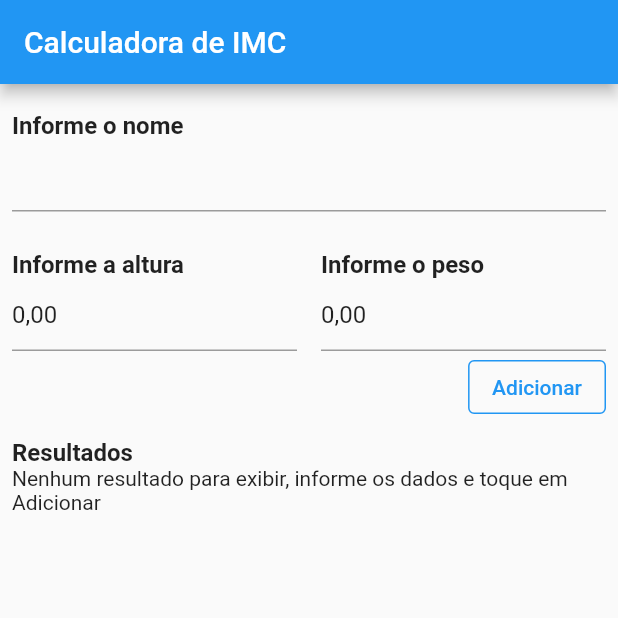
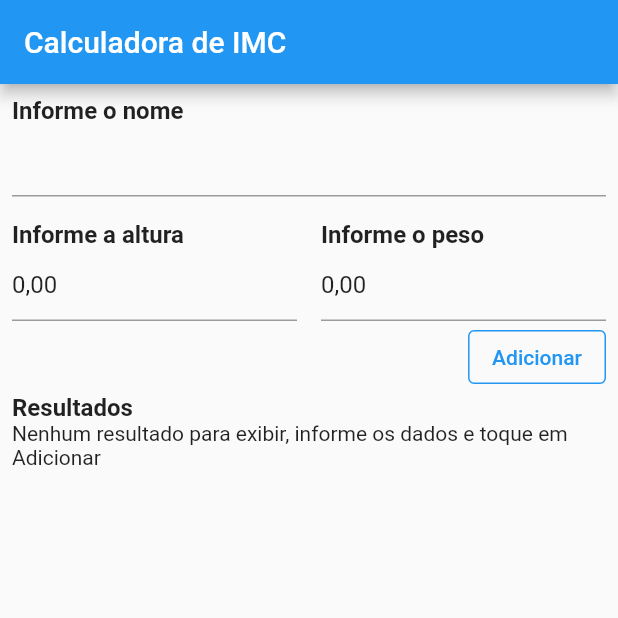
Before and after one commit to MauroAlbrecht/app-calculadora-imc-view-dio, a Flutter app: the screen it shows after launch, on a phone screen of 412 x 824 dp, the top half of it. Run offline on Flutter 3.47's test engine with Material 2 defaults, Android fonts, the phone set to English and light mode, and no system bars; our stand-ins replace extended_masked_text, google_fonts.

```diff
--- a/lib/custom_components/text_label_custom.dart
+++ b/lib/custom_components/text_label_custom.dart
@@ -7,12 +7,9 @@ class TextLabelCustom extends StatelessWidget {
 
   @override
   Widget build(BuildContext context) {
-    return Container(
-      margin: EdgeInsets.only(top: 10),
-      child: Text(
-        texto,
-        style: TextStyle(fontSize: 16, fontWeight: FontWeight.w700),
-      ),
+    return Text(
+      texto,
+      style: const TextStyle(fontSize: 16, fontWeight: FontWeight.w700),
     );
   }
 }
--- a/lib/services/resultado_imc_service.dart
+++ b/lib/services/resultado_imc_service.dart
@@ -17,4 +17,8 @@ class ResultadoImcServide {
 
     _resultados.add(ResultadoImc(pessoa, resultadoImc, msgResultadoImc));
   }
+
+  void remover(ResultadoImc resultadoImc) {
+    _resultados.remove(resultadoImc);
+  }
 }
```
Also changed, not shown: lib/custom_components/modal_custom.dart (added, +30 -0 lines), lib/pages/calcula_imc_page.dart (+31 -9 lines).
